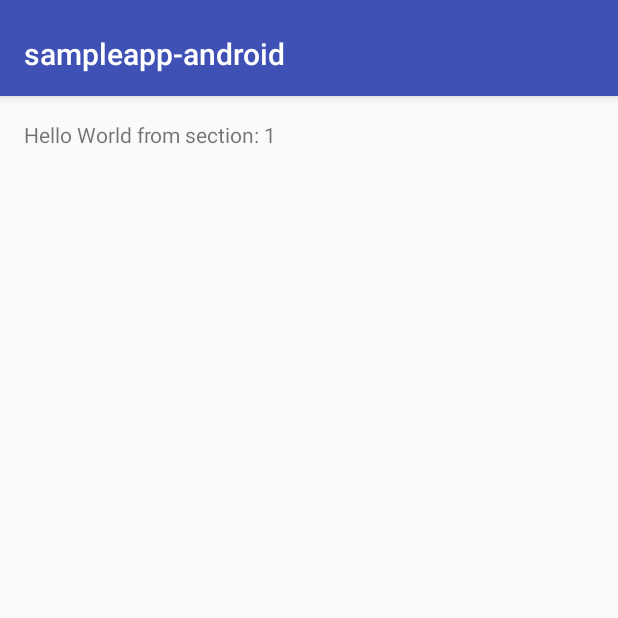
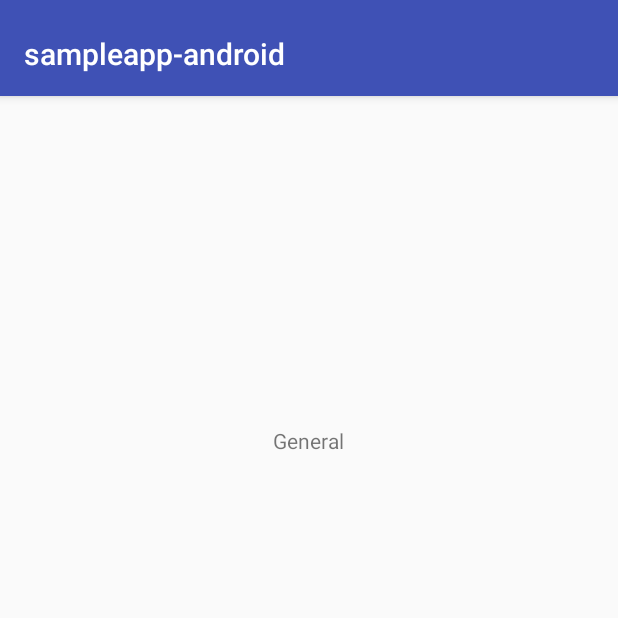
Before and after one commit to microsoft/appcenter-sampleapp-android, an Android app: the screen it shows after launch (RootActivity), on a phone screen of 412 x 824 dp, the top half of it. Run offline under Robolectric (Android 15) with nearby library versions, the phone set to English and light mode, and no system bars; libraries missing offline, so code that uses them is left out: com.microsoft.azure; 1 statement that could not run was skipped.

Commit message:
hooked up all pages (need formatting) and putting in Mobile Center

```diff
--- a/app/build.gradle
+++ b/app/build.gradle
@@ -27,4 +27,7 @@ dependencies {
     compile 'com.android.support:appcompat-v7:26.+'
     compile 'com.android.support:design:26.+'
     testCompile 'junit:junit:4.12'
+    def mobileCenterSdkVersion = '0.11.1'
+    compile "com.microsoft.azure.mobile:mobile-center-analytics:${mobileCenterSdkVersion}"
+    compile "com.microsoft.azure.mobile:mobile-center-crashes:${mobileCenterSdkVersion}"
 }
--- /dev/null
+++ b/app/src/main/java/com/example/tina/sampleapp_android/BuildActivity.java
@@ -0,0 +1,26 @@
+package com.example.tina.sampleapp_android;
+
+import android.os.Bundle;
+import android.support.v4.app.Fragment;
+import android.view.LayoutInflater;
+import android.view.View;
+import android.view.ViewGroup;
+
+public class BuildActivity extends Fragment{
+    private static final String pageName = "Build";
+
+    @Override
+    public View onCreateView(LayoutInflater inflater, ViewGroup container,
+                             Bundle savedInstanceState) {
+        ViewGroup rootView = (ViewGroup) inflater.inflate(
+                R.layout.build_root, container, false);
+        return rootView;
+    }
+
+    public static BuildActivity newInstance() {
+        Bundle args = new Bundle();
+        BuildActivity fragment = new BuildActivity();
+        fragment.setArguments(args);
+        return fragment;
+    }
+}
--- /dev/null
+++ b/app/src/main/java/com/example/tina/sampleapp_android/GeneralActivity.java
@@ -0,0 +1,26 @@
+package com.example.tina.sampleapp_android;
+
+import android.os.Bundle;
+import android.support.v4.app.Fragment;
+import android.view.LayoutInflater;
+import android.view.View;
+import android.view.ViewGroup;
+
+public class GeneralActivity extends Fragment {
+    private static final String pageName = "General";
+
+    @Override
+    public View onCreateView(LayoutInflater inflater, ViewGroup container,
+                             Bundle savedInstanceState) {
+        ViewGroup rootView = (ViewGroup) inflater.inflate(
+                R.layout.general_root, container, false);
+        return rootView;
+    }
+
+    public static GeneralActivity newInstance() {
+        Bundle args = new Bundle();
+        GeneralActivity fragment = new GeneralActivity();
+        fragment.setArguments(args);
+        return fragment;
+    }
+}
--- a/app/src/main/java/com/example/tina/sampleapp_android/RootActivity.java
+++ b/app/src/main/java/com/example/tina/sampleapp_android/RootActivity.java
@@ -1,7 +1,5 @@
 package com.example.tina.sampleapp_android;
 
-import android.support.design.widget.FloatingActionButton;
-import android.support.design.widget.Snackbar;
 import android.support.v7.app.AppCompatActivity;
 import android.support.v7.widget.Toolbar;
 
@@ -11,12 +9,13 @@ import android.support.v4.app.FragmentPagerAdapter;
 import android.support.v4.view.ViewPager;
 import android.os.Bundle;
 import android.view.LayoutInflater;
-import android.view.Menu;
-import android.view.MenuItem;
 import android.view.View;
 import android.view.ViewGroup;
+import android.widget.TextView;
+import com.microsoft.azure.mobile.MobileCenter;
+import com.microsoft.azure.mobile.analytics.Analytics;
+import com.microsoft.azure.mobile.crashes.Crashes;
 
-import android.widget.TextView;
 
 public class RootActivity extends AppCompatActivity {
 
@@ -37,6 +36,8 @@ public class RootActivity extends AppCompatActivity {
 
     @Override
     protected void onCreate(Bundle savedInstanceState) {
+        MobileCenter.start(getApplication(), "f4cdb728-0c05-4235-ae12-555aee9893ed",
+                Analytics.class, Crashes.class);
         super.onCreate(savedInstanceState);
         setContentView(R.layout.activity_root);
 
@@ -87,41 +88,6 @@ public class RootActivity extends AppCompatActivity {
     */
 
     /**
-     * A placeholder fragment containing a simple view.
-     */
-    public static class PlaceholderFragment extends Fragment {
-        /**
-         * The fragment argument representing the section number for this
-         * fragment.
-         */
-        private static final String ARG_SECTION_NUMBER = "section_number";
-
-        public PlaceholderFragment() {
-        }
-
-        /**
-         * Returns a new instance of this fragment for the given section
-         * number.
-         */
-        public static PlaceholderFragment newInstance(int sectionNumber) {
-            PlaceholderFragment fragment = new PlaceholderFragment();
-            Bundle args = new Bundle();
-            args.putInt(ARG_SECTION_NUMBER, sectionNumber);
-            fragment.setArguments(args);
-            return fragment;
-        }
-
-        @Override
-        public View onCreateView(LayoutInflater inflater, ViewGroup container,
-                                 Bundle savedInstanceState) {
-            View rootView = inflater.inflate(R.layout.fragment_root, container, false);
-            TextView textView = (TextView) rootView.findViewById(R.id.section_label);
-            textView.setText(getString(R.string.section_format, getArguments().getInt(ARG_SECTION_NUMBER)));
-            return rootView;
-        }
-    }
-
-    /**
      * A {@link FragmentPagerAdapter} that returns a fragment corresponding to
      * one of the sections/tabs/pages.
      */
@@ -136,12 +102,22 @@ public class RootActivity extends AppCompatActivity {
             // getItem is called to instantiate the fragment for the given page.
             // Return a PlaceholderFragment (defined as a static inner class below).
             switch (position) {
+                case 0:
+                    return GeneralActivity.newInstance();
+                case 1:
+                    return BuildActivity.newInstance();
+                case 2:
+                    return TestActivity.newInstance();
+                case 3:
+                    return DistributeActivity.newInstance();
                 case 4:
                     return CrashesActivity.newInstance();
                 case 5:
                     return AnalyticsActivity.newInstance();
+                case 6:
+                    return PushActivity.newInstance();
                 default:
-                    return PlaceholderFragment.newInstance(position + 1);
+                    return GeneralActivity.newInstance();
             }
         }
 
@@ -150,18 +126,19 @@ public class RootActivity extends AppCompatActivity {
             // Show 7 total pages.
             return 7;
         }
-
+        /*
         @Override
         public CharSequence getPageTitle(int position) {
             switch (position) {
                 case 0:
-                    return "SECTION 1";
+                    return "General";
                 case 1:
-                    return "SECTION 2";
+                    return "Build";
                 case 2:
                     return "SECTION 3";
             }
             return null;
         }
+        */
     }
 }
--- a/app/src/main/res/layout/fragment_root.xml
+++ /dev/null
@@ -1,16 +0,0 @@
-<RelativeLayout xmlns:android="http://schemas.android.com/apk/res/android"
-    xmlns:tools="http://schemas.android.com/tools"
-    android:layout_width="match_parent"
-    android:layout_height="match_parent"
-    android:paddingBottom="@dimen/activity_vertical_margin"
-    android:paddingLeft="@dimen/activity_horizontal_margin"
-    android:paddingRight="@dimen/activity_horizontal_margin"
-    android:paddingTop="@dimen/activity_vertical_margin"
-    tools:context="com.example.tina.sampleapp_android.RootActivity$PlaceholderFragment">
-
-    <TextView
-        android:id="@+id/section_label"
-        android:layout_width="wrap_content"
-        android:layout_height="wrap_content" />
-
-</RelativeLayout>
--- /dev/null
+++ b/app/src/main/res/layout/general_root.xml
@@ -0,0 +1,13 @@
+<?xml version="1.0" encoding="utf-8"?>
+<RelativeLayout xmlns:android="http://schemas.android.com/apk/res/android"
+    android:layout_width="match_parent" android:layout_height="match_parent">
+
+    <TextView
+        android:id="@+id/textView2"
+        android:layout_width="wrap_content"
+        android:layout_height="wrap_content"
+        android:layout_marginTop="220dp"
+        android:text="General"
+        android:layout_alignParentTop="true"
+        android:layout_centerHorizontal="true" />
+</RelativeLayout>
```
Also changed, not shown: app/src/main/java/com/example/tina/sampleapp_android/DistributeActivity.java (added, +26 -0 lines), app/src/main/java/com/example/tina/sampleapp_android/PushActivity.java (added, +26 -0 lines), app/src/main/java/com/example/tina/sampleapp_android/TestActivity.java (added, +28 -0 lines), app/src/main/res/layout/analytics_root.xml (+9 -0 lines), app/src/main/res/layout/build_root.xml (added, +13 -0 lines), app/src/main/res/layout/crashes_root.xml (+9 -0 lines), app/src/main/res/layout/distribute_root.xml (added, +13 -0 lines), app/src/main/res/layout/push_root.xml (added, +18 -0 lines), app/src/main/res/layout/test_root.xml (added, +16 -0 lines).
